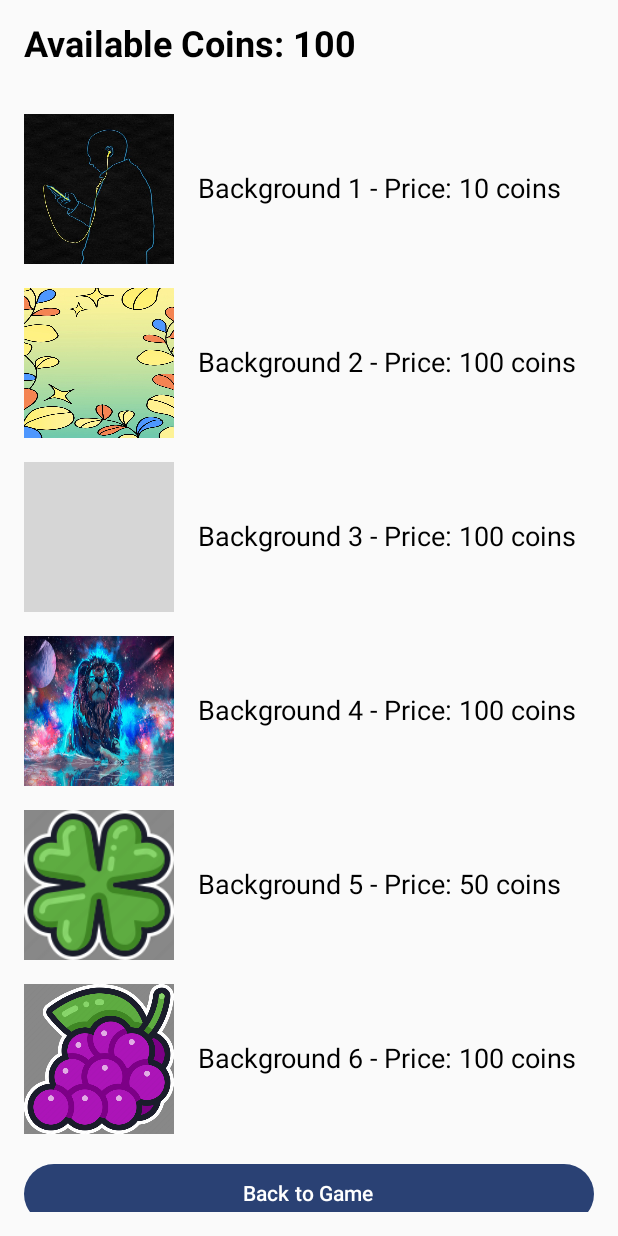
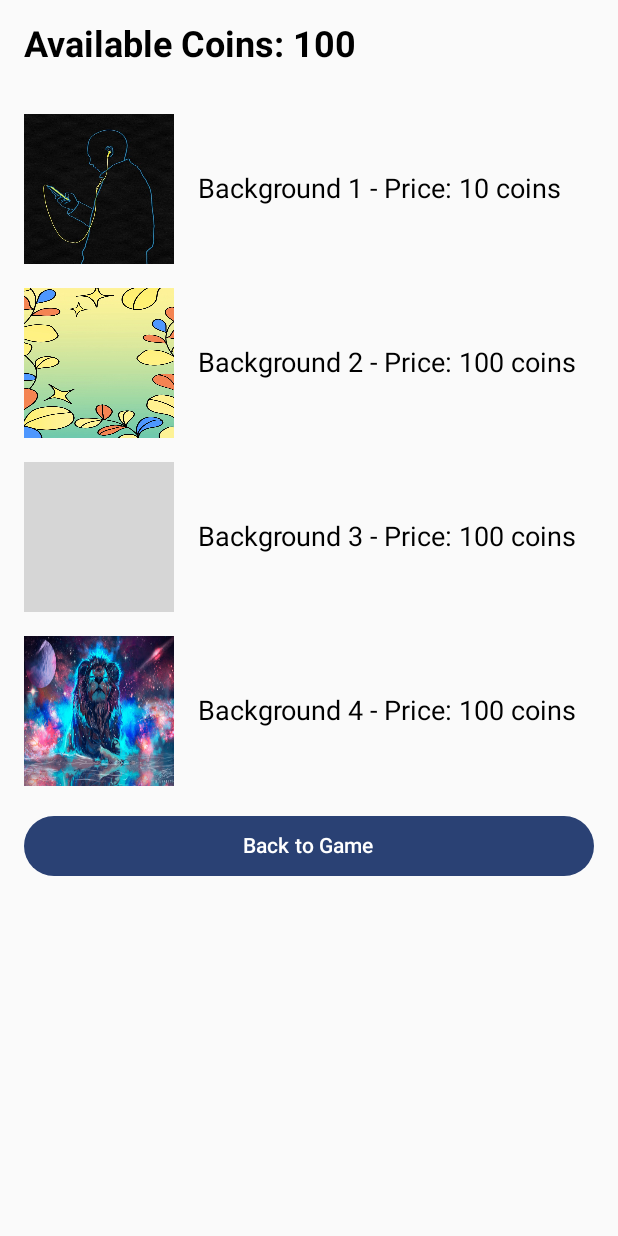
Before and after one commit to PetrosGrammatikakis/SlotMachineApp1.2, an Android app built with Jetpack Compose: the ShopScreen screen opened through its navigation route, on a phone screen of 412 x 824 dp. Run offline under Robolectric (Android 15) with nearby library versions, the phone set to English and light mode, and no system bars; grey boxes are pictures that could not be loaded.

Commit message:
Initial commit

```diff
--- a/app/src/main/java/com/example/slotmachineapp/MainActivity.kt
+++ b/app/src/main/java/com/example/slotmachineapp/MainActivity.kt
@@ -239,8 +239,6 @@ fun ShopScreen(
         BackgroundItemModel("Background 2", 100, R.drawable.background1),
         BackgroundItemModel("Background 3", 100, R.drawable.ship),
         BackgroundItemModel("Background 4", 100, R.drawable._k_pc_wallpapers_160_bc317),
-        BackgroundItemModel("Background 5", 50, R.drawable.clover),
-        BackgroundItemModel("Background 6", 100, R.drawable.grapess)
     ).map { bg ->
         bg.copy(
             purchased = purchasedFromPrefs.contains(bg.name),
```
